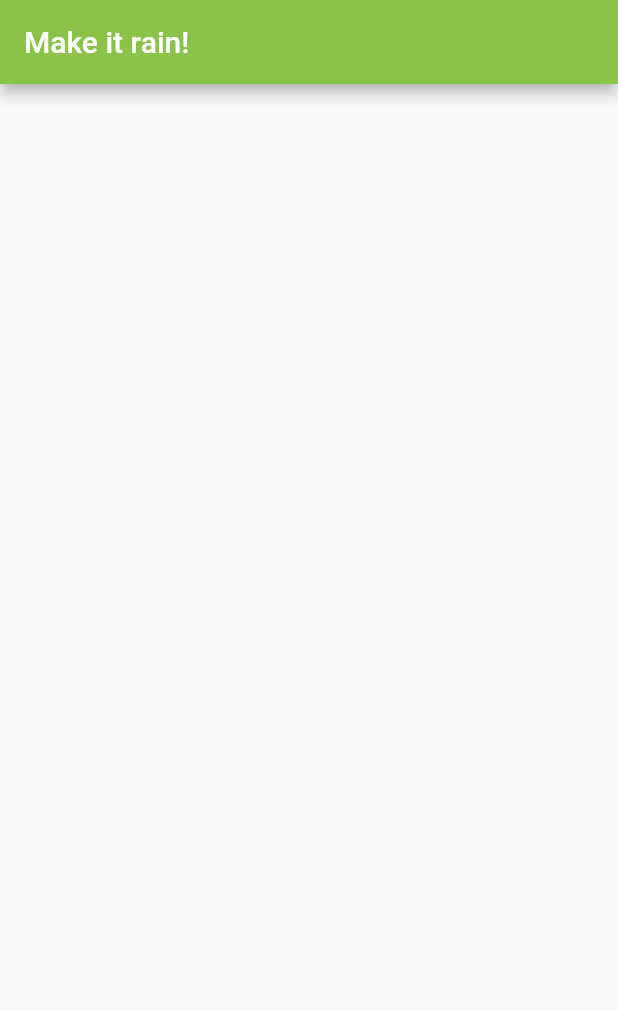
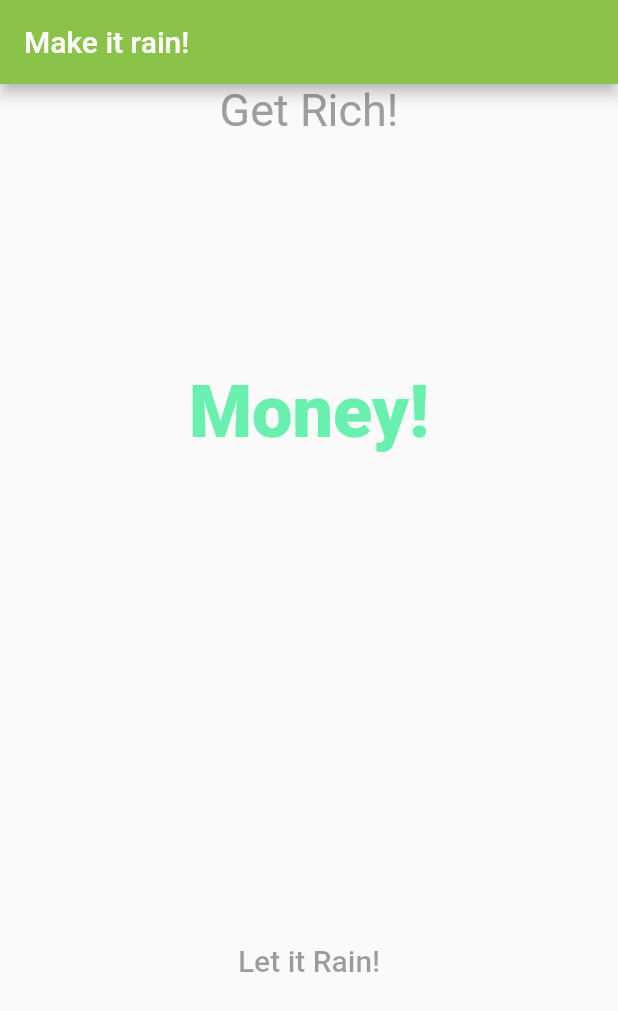
Before and after one commit to cryz97/make_it_rain, a Flutter app: the screen it shows after launch, on a phone screen of 412 x 824 dp. Shown: the top 1011 px of the screen. Run offline on Flutter 3.47's test engine with Material 2 defaults, Android fonts, the phone set to English and light mode, and no system bars.

Commit message:
stateful class

```diff
--- a/lib/ui/make_it_rain.dart
+++ b/lib/ui/make_it_rain.dart
@@ -18,6 +18,39 @@ class MakeItRainState extends State<MakeItRain> {
         title: new Text("Make it rain!"),
         backgroundColor: Colors.lightGreen,
       ),
+      body: new Container(
+        child: new Column(
+          children: <Widget>[
+
+            new Text("Get Rich!",
+            style: new TextStyle(
+              color: Colors.grey,
+              fontWeight: FontWeight.w400,
+              fontSize: 30,
+            ),),
+
+            new Expanded(
+                child: new Center(
+                  child: new Text("Money!",
+                  style: new TextStyle(
+                    color: Colors.greenAccent,
+                    fontSize: 48,
+                    fontWeight: FontWeight.w800
+                  ),),
+                )),
+
+            new Expanded(
+                child: new Center(
+                  child: new FlatButton(
+                      onPressed: null,
+                      child: new Text("Let it Rain!",
+                      style: new TextStyle(
+                        fontSize: 20,
+                      ),)),
+                ))
+          ],
+        ),
+      ),
     );
   }
 
```
